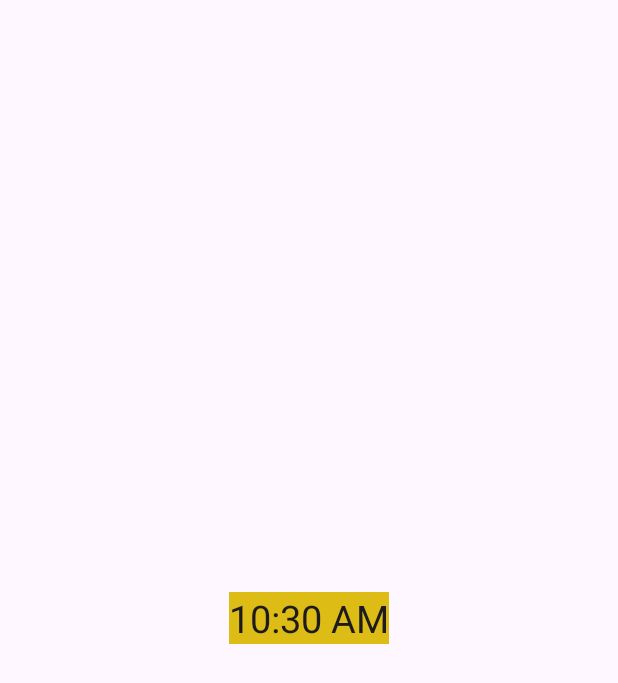
After one commit to Zhanarys94/TraineeProject, an Android app: the fragment TimeFragment shown on its own in the app's theme, on a phone screen of 412 x 824 dp. The commit adds this screen. Shown: the top 683 px of the screen. Run offline under Robolectric (Android 15) with nearby library versions, the phone set to English and light mode, and no system bars.

Commit message:
App with 1 activity and 2 fragments

```diff
--- a/app/build.gradle.kts
+++ b/app/build.gradle.kts
@@ -40,7 +40,6 @@ android {
 }
 
 dependencies {
-
     implementation("androidx.core:core-ktx:1.12.0")
     implementation ("org.jetbrains.kotlin:kotlin-stdlib-jdk8:1.9.0")
     implementation("androidx.appcompat:appcompat:1.6.1")
--- /dev/null
+++ b/app/src/main/java/com/example/onelabproject/CityAndTimeViewModel.kt
@@ -0,0 +1,20 @@
+package com.example.onelabproject
+
+import androidx.lifecycle.MutableLiveData
+import androidx.lifecycle.ViewModel
+
+class CityAndTimeViewModel : ViewModel() {
+    private val _isCityToTimeSwitcherActive: MutableLiveData<Boolean> = MutableLiveData(false)
+    val isCityToTimeSwitcherActive = _isCityToTimeSwitcherActive
+
+    private val _cityLiveData = MutableLiveData<String>()
+    val cityLiveData = _cityLiveData
+
+    fun switchCityToTimeSwitcher() {
+        _isCityToTimeSwitcherActive.value = !_isCityToTimeSwitcherActive.value!!
+    }
+
+    fun setCity(city: String) {
+        _cityLiveData.value = city
+    }
+}
--- /dev/null
+++ b/app/src/main/java/com/example/onelabproject/fragments/TimeFragment.kt
@@ -0,0 +1,40 @@
+package com.example.onelabproject.fragments
+
+import android.os.Bundle
+import android.view.LayoutInflater
+import android.view.View
+import android.view.ViewGroup
+import androidx.fragment.app.Fragment
+import androidx.fragment.app.activityViewModels
+import com.example.onelabproject.CitiesList
+import com.example.onelabproject.CityAndTimeViewModel
+import com.example.onelabproject.databinding.ClockFragmentBinding
+
+class TimeFragment : Fragment() {
+    private var binding: ClockFragmentBinding? = null
+    private val cityAndTimeViewModel: CityAndTimeViewModel by activityViewModels()
+    private val cities = CitiesList.cities
+
+    override fun onCreateView(
+        inflater: LayoutInflater,
+        container: ViewGroup?,
+        savedInstanceState: Bundle?
+    ): View? {
+        binding = ClockFragmentBinding.inflate(inflater, container, false)
+        return binding?.root
+    }
+
+    override fun onViewCreated(view: View, savedInstanceState: Bundle?) {
+        super.onViewCreated(view, savedInstanceState)
+
+        val time = binding!!.textClockWidget
+        cityAndTimeViewModel.cityLiveData.observe(viewLifecycleOwner) { cityName ->
+            time.timeZone = cities[cityName]
+        }
+    }
+
+    override fun onDestroyView() {
+        super.onDestroyView()
+        binding = null
+    }
+}
--- /dev/null
+++ b/app/src/main/res/layout/clock_fragment.xml
@@ -0,0 +1,16 @@
+<?xml version="1.0" encoding="utf-8"?>
+<FrameLayout xmlns:android="http://schemas.android.com/apk/res/android"
+    android:id="@+id/clockFragment"
+    android:layout_width="match_parent"
+    android:layout_height="match_parent">
+
+    <TextClock
+        android:id="@+id/textClockWidget"
+        android:layout_width="wrap_content"
+        android:layout_height="wrap_content"
+        android:layout_gravity="center"
+        android:textSize="25sp"
+        android:background="#DCBC15">
+    </TextClock>
+
+</FrameLayout>
--- a/app/src/main/res/values/strings.xml
+++ b/app/src/main/res/values/strings.xml
@@ -1,3 +1,4 @@
 <resources>
     <string name="app_name">One Lab Project</string>
+    <string name="switch_title">Show the time</string>
 </resources>
--- a/settings.gradle.kts
+++ b/settings.gradle.kts
@@ -10,6 +10,7 @@ dependencyResolutionManagement {
     repositories {
         google()
         mavenCentral()
+        maven { url = uri("https://jitpack.io") }
     }
 }
 
```
Also changed, not shown: app/src/main/java/com/example/onelabproject/CitiesList.kt (added, +12 -0 lines), app/src/main/java/com/example/onelabproject/MainActivity.kt (+29 -1 lines), app/src/main/java/com/example/onelabproject/fragments/CityChooserFragment.kt (added, +64 -0 lines), app/src/main/res/layout/activity_main.xml (+20 -3 lines), app/src/main/res/layout/city_chooser_fragment.xml (added, +12 -0 lines), app/src/main/res/layout/spinner_item.xml (added, +9 -0 lines), build.gradle.kts (line endings or trailing spaces).
